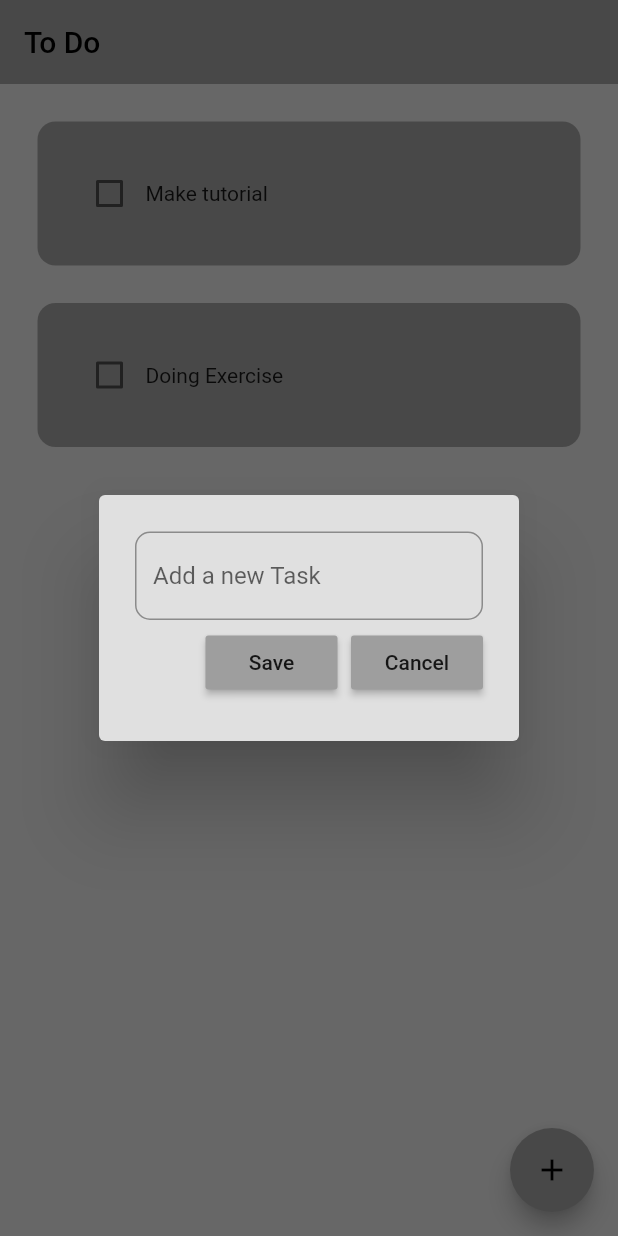
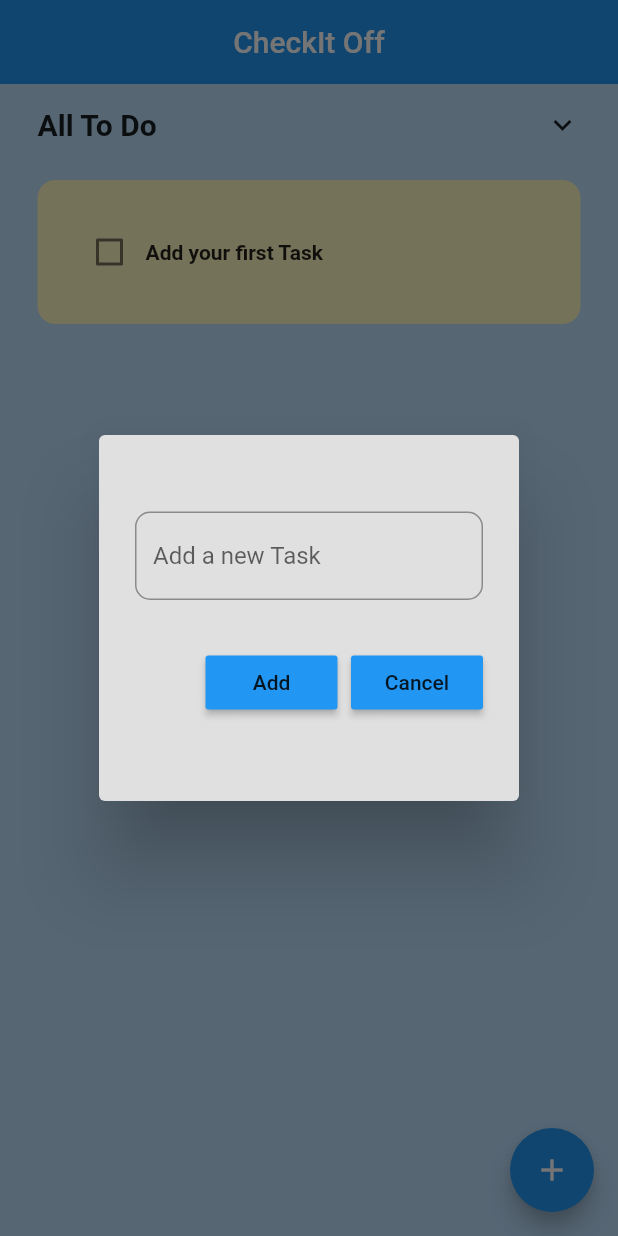
Before and after one commit to sambitskr/Codsoft, a Flutter app: the screen it shows after launch, after a tap on the "add" icon, on a phone screen of 412 x 824 dp. Run offline on Flutter 3.47's test engine with Material 2 defaults, Android fonts, the phone set to English and light mode, and no system bars; drawn by our look-alikes of flutter_slidable; our stand-ins replace hive_flutter; accounts and stored records are empty.

Commit message:
UI changes

```diff
--- a/To_Do_List/lib/data/database.dart
+++ b/To_Do_List/lib/data/database.dart
@@ -10,8 +10,7 @@ class toDoDataBase {
   // run this app for the first time ever
   void createInitialData() {
     toDoList = [
-      ["Make tutorial", false],
-      ["Doing Exercise", false],
+      ["Add your first Task", false],
     ];
   }
 
--- a/To_Do_List/lib/home_page.dart
+++ b/To_Do_List/lib/home_page.dart
@@ -76,16 +76,39 @@ class _HomePageState extends State<HomePage> {
   @override
   Widget build(BuildContext context) {
     return Scaffold(
-      backgroundColor: Colors.grey[300],
+      backgroundColor: Colors.blue[100],
       appBar: AppBar(
-        title: Text('To Do'),
+        title: Text('CheckIt Off'),
+        centerTitle: true,
         elevation: 0,
       ),
       floatingActionButton: FloatingActionButton(
         onPressed: createNewTask,
         child: Icon(Icons.add),
       ),
-      body: ListView.builder(
+      body: SafeArea(
+        child: SingleChildScrollView(
+          child: Column(
+            children: [
+              Padding(
+                padding: const EdgeInsets.symmetric(horizontal: 25.0),
+                child: Padding(
+                  padding: const EdgeInsets.only(top: 15),
+                  child: Row(
+                    mainAxisAlignment: MainAxisAlignment.spaceBetween,
+                    children: const [
+                      Text(
+                        'All To Do',
+                        style: TextStyle(
+                            fontSize: 20, fontWeight: FontWeight.bold),
+                      ),
+                      Icon(Icons.keyboard_arrow_down_outlined)
+                    ],
+                  ),
+                ),
+              ),
+              ListView.builder(
+                shrinkWrap: true,
                 itemCount: db.toDoList.length,
                 itemBuilder: (context, index) {
                   return ToDoTile(
@@ -96,6 +119,10 @@ class _HomePageState extends State<HomePage> {
                   );
                 },
               ),
+            ],
+          ),
+        ),
+      ),
     );
   }
 }
--- a/To_Do_List/lib/main.dart
+++ b/To_Do_List/lib/main.dart
@@ -21,7 +21,7 @@ class MyApp extends StatelessWidget {
     return MaterialApp(
       debugShowCheckedModeBanner: false,
       home: HomePage(),
-      theme: ThemeData(primarySwatch: Colors.grey),
+      theme: ThemeData(primarySwatch: Colors.blue),
     );
   }
 }
--- a/To_Do_List/lib/util/Todo_tiles.dart
+++ b/To_Do_List/lib/util/Todo_tiles.dart
@@ -42,6 +42,7 @@ class ToDoTile extends StatelessWidget {
               Text(
                 taskName,
                 style: TextStyle(
+                  fontWeight: FontWeight.bold,
                   decoration: taskCompleted
                       ? TextDecoration.lineThrough
                       : TextDecoration.none,
@@ -50,7 +51,7 @@ class ToDoTile extends StatelessWidget {
             ],
           ),
           decoration: BoxDecoration(
-            color: Colors.grey,
+            color: Colors.yellow[100],
             borderRadius: BorderRadius.circular(12),
           ),
         ),
--- a/To_Do_List/lib/util/dialog_box.dart
+++ b/To_Do_List/lib/util/dialog_box.dart
@@ -17,11 +17,14 @@ class DialogBox extends StatelessWidget {
     return AlertDialog(
       backgroundColor: Colors.grey[300],
       content: Container(
-        height: 120,
+        decoration: BoxDecoration(
+          borderRadius: BorderRadius.circular(30),
+        ),
+        height: 200,
         child: Column(
           mainAxisAlignment: MainAxisAlignment.spaceEvenly,
           children: [
-            // get user inout
+            // get user input
             TextField(
               controller: controller,
               decoration: InputDecoration(
@@ -38,7 +41,7 @@ class DialogBox extends StatelessWidget {
               children: [
                 // save button
                 MyButton(
-                  text: "Save",
+                  text: "Add",
                   onPressed: onSave,
                 ),
                 const SizedBox(
```
Lines whose indentation alone changed are shown as unchanged.
